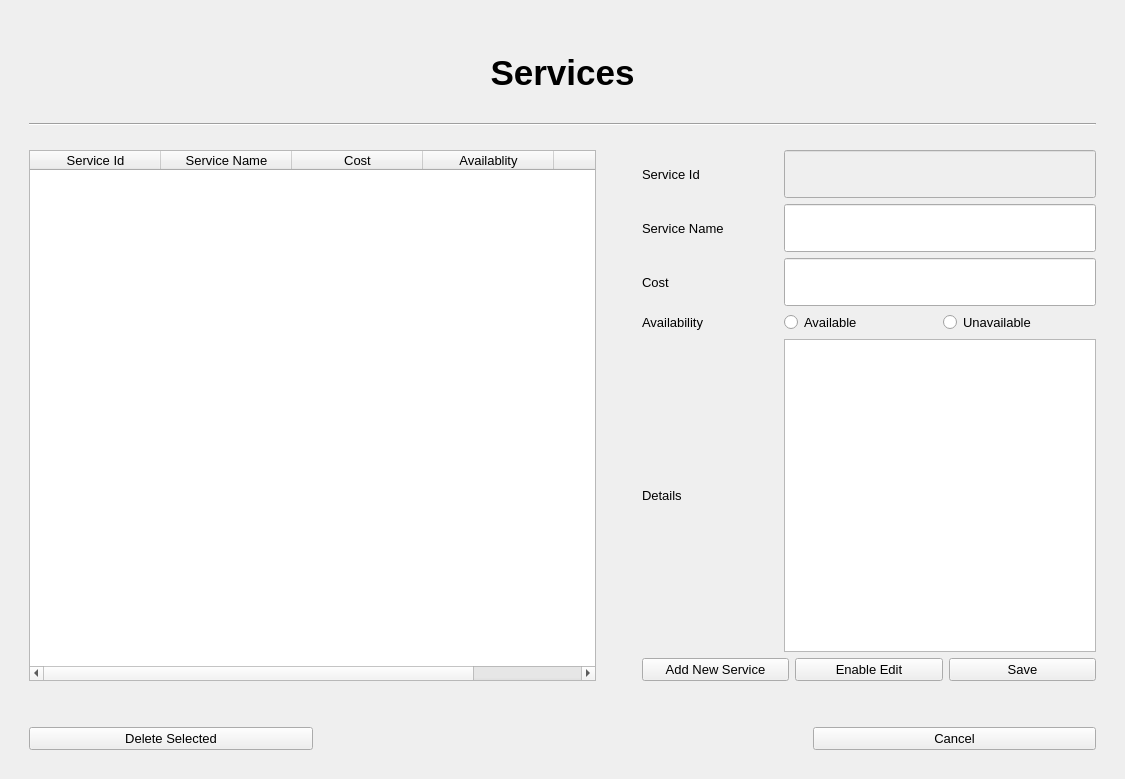
ASNaeem/Simple-VCMS, file ServiceUI.ui: the form before one commit.
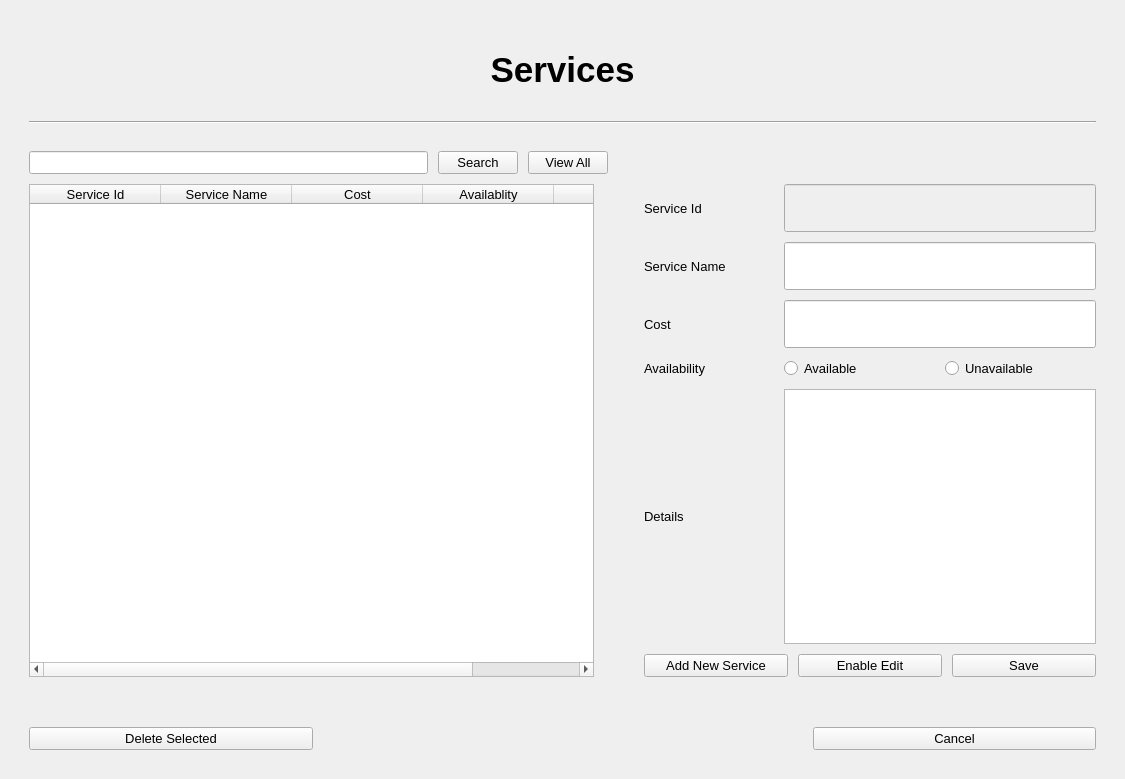
The form after the commit.

Commit message: AnimalUI, ServiceUI

```diff
--- a/ServiceUI.ui
+++ b/ServiceUI.ui
@@ -21,7 +21,10 @@
   <widget class="QWidget" name="centralwidget">
    <layout class="QVBoxLayout" name="verticalLayout_3">
     <item>
-     <layout class="QVBoxLayout" name="verticalLayout_2" stretch="10,0,2,60,0,20">
+     <layout class="QVBoxLayout" name="verticalLayout_2" stretch="10,0,2,0,60,0,20">
+      <property name="spacing">
+       <number>10</number>
+      </property>
       <property name="leftMargin">
        <number>20</number>
       </property>
@@ -71,6 +74,62 @@
         </property>
        </spacer>
       </item>
+      <item>
+       <layout class="QGridLayout" name="gridLayout_9" columnstretch="45,0,0,0,55">
+        <item row="1" column="0">
+         <widget class="QLineEdit" name="line_service_search">
+          <property name="font">
+           <font>
+            <pointsize>10</pointsize>
+           </font>
+          </property>
+         </widget>
+        </item>
+        <item row="1" column="4">
+         <spacer name="horizontalSpacer_3">
+          <property name="orientation">
+           <enum>Qt::Horizontal</enum>
+          </property>
+          <property name="sizeHint" stdset="0">
+           <size>
+            <width>40</width>
+            <height>20</height>
+           </size>
+          </property>
+         </spacer>
+        </item>
+        <item row="1" column="3">
+         <widget class="QPushButton" name="button_service_view_all">
+          <property name="font">
+           <font>
+            <pointsize>10</pointsize>
+           </font>
+          </property>
+          <property name="cursor">
+           <cursorShape>PointingHandCursor</cursorShape>
+          </property>
+          <property name="text">
+           <string>View All</string>
+          </property>
+         </widget>
+        </item>
+        <item row="1" column="2">
+         <widget class="QPushButton" name="button_service_search">
+          <property name="font">
+           <font>
+            <pointsize>10</pointsize>
+           </font>
+          </property>
+          <property name="cursor">
+           <cursorShape>PointingHandCursor</cursorShape>
+          </property>
+          <property name="text">
+           <string>Search</string>
+          </property>
+         </widget>
+        </item>
+       </layout>
+      </item>
       <item>
        <layout class="QHBoxLayout" name="horizontalLayout_3" stretch="50,0,40">
         <item>
```
The commit also changes 2 other files.
